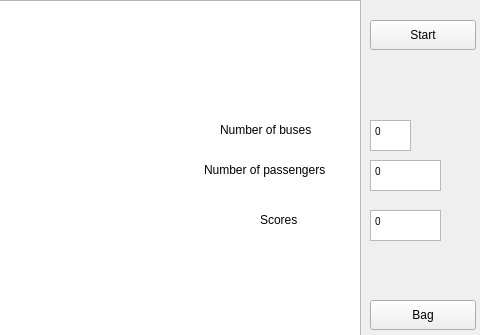
Before: the Qt Designer form Game/mainwindow.ui in saurtm12/Invasion-Of-Pokemon, drawn with Qt 5; both pictures show x 320 to 800 and y 0 to 335 of the 800 by 600 pixel window.
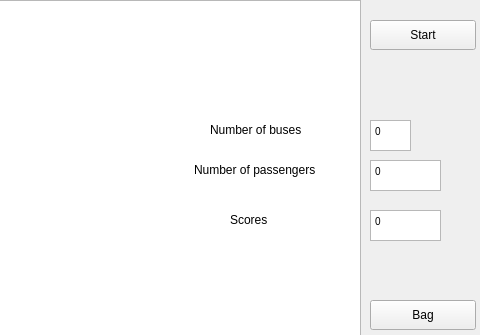
After: the same form once the commit is applied.

Commit message: Resize bag windows and change leaderboard title

```diff
--- a/Game/mainwindow.ui
+++ b/Game/mainwindow.ui
@@ -70,9 +70,9 @@
    <widget class="QLabel" name="busLabel">
     <property name="geometry">
      <rect>
-      <x>540</x>
+      <x>530</x>
       <y>120</y>
-      <width>131</width>
+      <width>141</width>
       <height>20</height>
      </rect>
     </property>
@@ -89,9 +89,9 @@
    <widget class="QLabel" name="passengerLabel">
     <property name="geometry">
      <rect>
-      <x>524</x>
+      <x>514</x>
       <y>160</y>
-      <width>151</width>
+      <width>161</width>
       <height>20</height>
      </rect>
     </property>
@@ -125,9 +125,9 @@
    <widget class="QLabel" name="scoreLabel">
     <property name="geometry">
      <rect>
-      <x>580</x>
+      <x>550</x>
       <y>210</y>
-      <width>71</width>
+      <width>101</width>
       <height>20</height>
      </rect>
     </property>
```
The commit also changes 4 other files.
